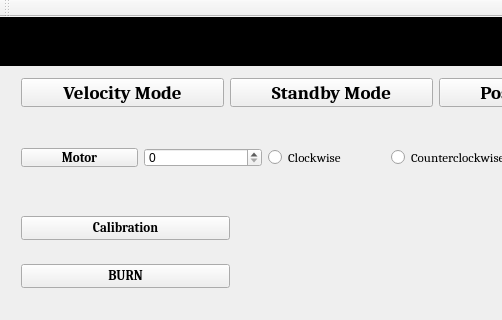
The window that groundstation.ui (Angele-/FloatSat_GroundStation) describes before a commit, drawn with Qt 5; both pictures show x 0 to 502 and y 0 to 320 of the 1297 by 712 pixel window.
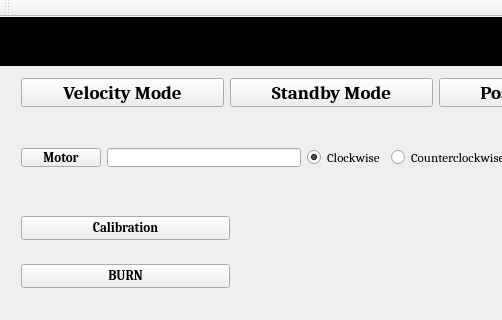
The same window after the commit.

Diff of the .ui file:
```diff
--- a/groundstation.ui
+++ b/groundstation.ui
@@ -1070,7 +1070,7 @@
       </widget>
      </item>
      <item>
-      <widget class="QSpinBox" name="spinBox_Motor_Speed"/>
+      <widget class="QLineEdit" name="lineEdit_Motor_speed"/>
      </item>
      <item>
       <widget class="QRadioButton" name="radioButton_Motor_Clockwise">
@@ -1083,6 +1083,9 @@
        <property name="text">
         <string>Clockwise</string>
        </property>
+       <property name="checked">
+        <bool>true</bool>
+       </property>
       </widget>
      </item>
      <item>
```
